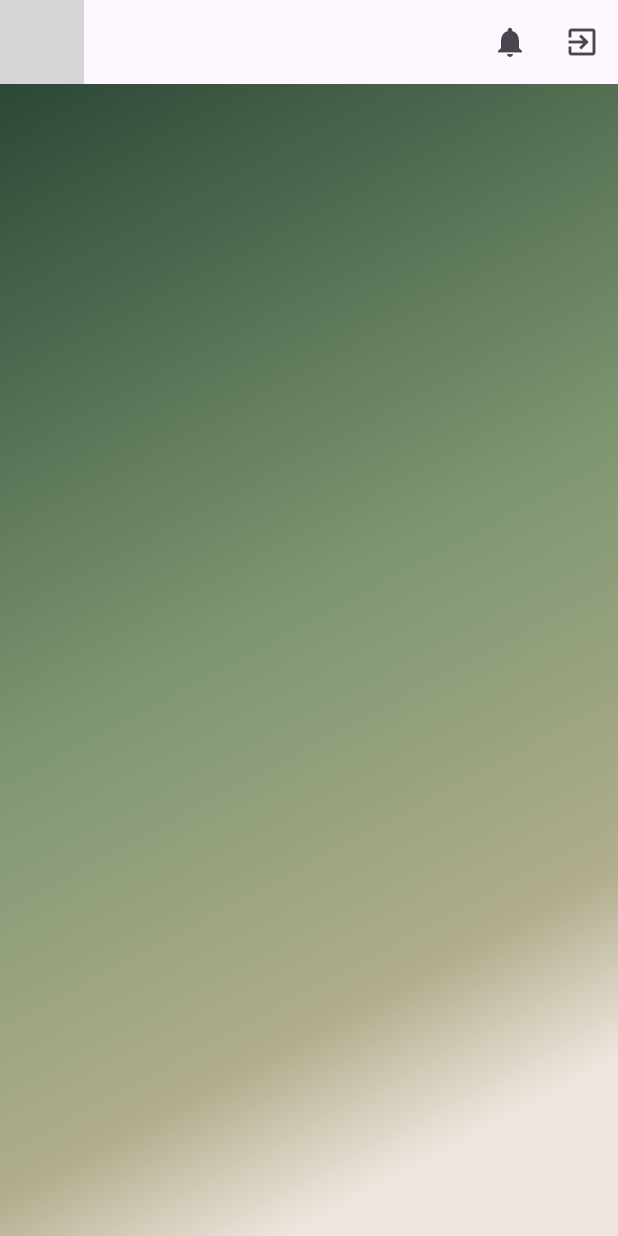
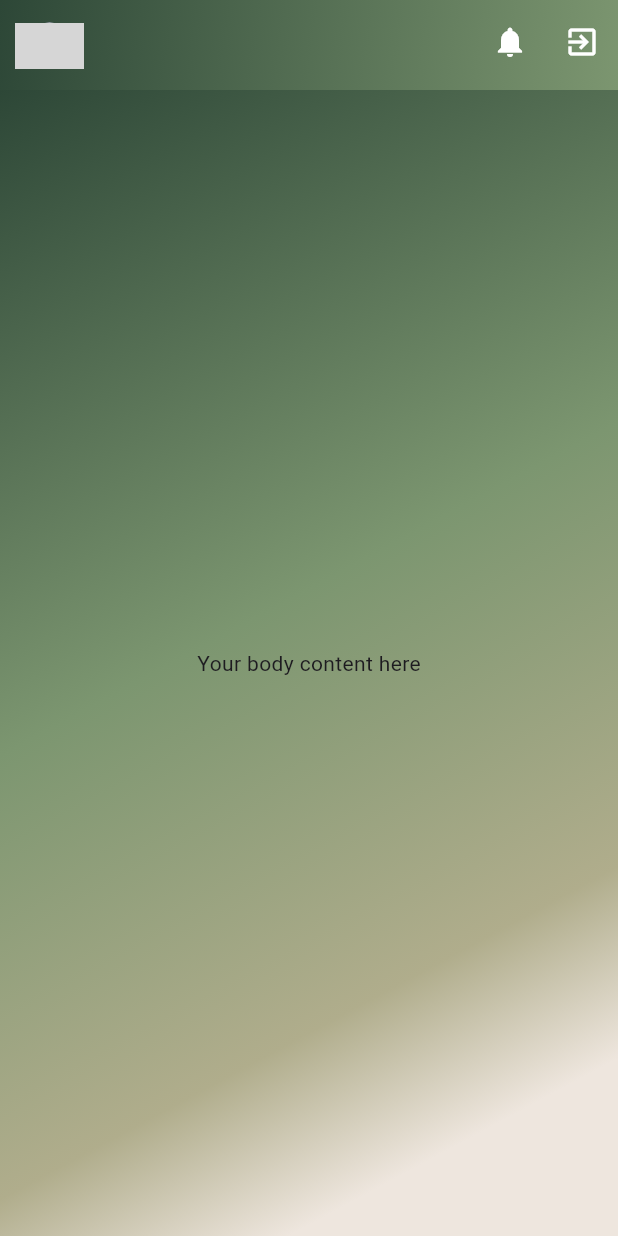
Before and after one commit to u6587051/DST66-1_ITDS283_MobileApplication, a Flutter app: the HomePage screen opened directly, on a phone screen of 412 x 824 dp. Run offline on Flutter 3.47's test engine with Material 3 defaults, Android fonts, the phone set to English and light mode, and no system bars; network calls fail; grey boxes are pictures that could not be loaded.

Commit message:
homepage v2

```diff
--- a/pj_vaccinepassport/lib/common_pages/home-page.dart
+++ b/pj_vaccinepassport/lib/common_pages/home-page.dart
@@ -1,30 +1,58 @@
 import 'package:flutter/material.dart';
 
 class HomePage extends StatelessWidget {
-  const HomePage({super.key});
+  const HomePage({Key? key});
 
   @override
   Widget build(BuildContext context) {
     return Scaffold(
-        appBar: AppBar(
-          leading: CircleAvatar(
+      appBar: PreferredSize(
+        preferredSize: Size.fromHeight(60),
+        child: Stack(
+          children: [
+            Container(
+              decoration: BoxDecoration(
+                gradient: LinearGradient(
+                  begin: Alignment.topLeft,
+                  end: Alignment.bottomRight,
+                  stops: [0, 1],
+                  colors: [
+                    Color.fromARGB(255, 45, 71, 55),
+                    Color.fromARGB(255, 124, 150, 112),
+                  ],
+                ),
+              ),
+            ),
+            AppBar(
+              backgroundColor: Colors.transparent, // Make app bar transparent
+              elevation: 0, // Remove app bar shadow
+              leading: Padding(
+                padding: const EdgeInsets.fromLTRB(10, 15, 0, 10),
+                child: CircleAvatar(
                   backgroundImage: NetworkImage(
                       'https://via.placeholder.com/150'), // Your profile picture
                 ),
+              ),
               actions: <Widget>[
                 IconButton(
-              icon: Icon(Icons.notifications),
+                  icon: Icon(
+                    Icons.notifications,
+                    color: Colors.white,
+                  ),
                   onPressed: () {
                     // Add your notification action here
                   },
                 ),
                 IconButton(
-              icon: Icon(Icons.exit_to_app),
+                  icon: Icon(Icons.exit_to_app, color: Colors.white),
                   onPressed: () {
                     // Add your exit action here
                   },
                 ),
               ],
+            ),
+          ],
+        ),
       ),
       body: Container(
         alignment: Alignment.center,
@@ -37,14 +65,12 @@ class HomePage extends StatelessWidget {
               Color.fromARGB(255, 45, 71, 55),
               Color.fromARGB(255, 124, 150, 112),
               Color.fromARGB(255, 176, 173, 140),
-                Color.fromARGB(255, 238, 230, 222)
+              Color.fromARGB(255, 238, 230, 222),
             ],
           ),
         ),
-          child: Row(
-            children: [],
-
+        child: Text('Your body content here'),
       ),
-        ));
+    );
   }
 }
```
Lines whose indentation alone changed are shown as unchanged.
